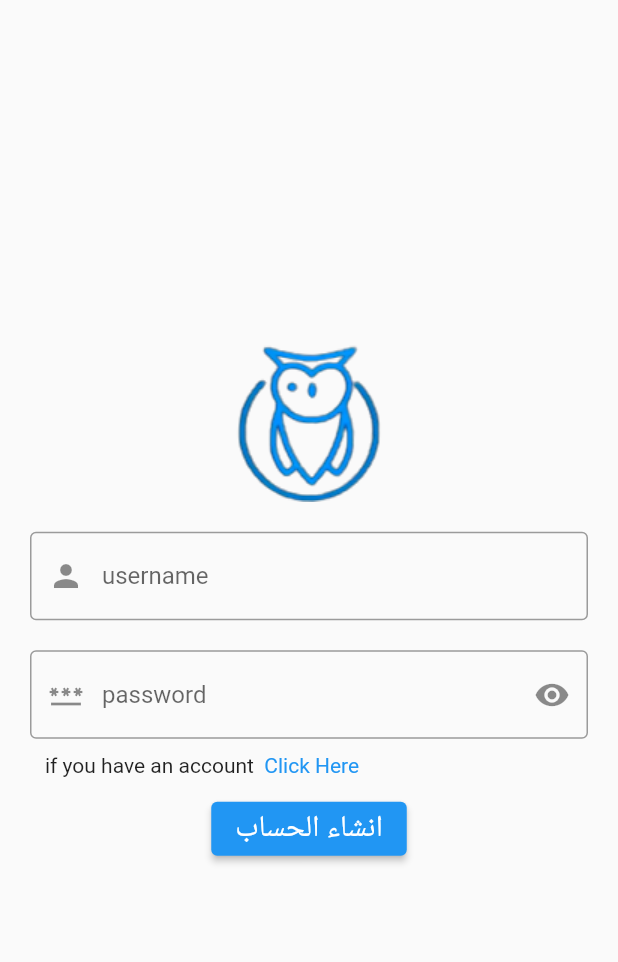
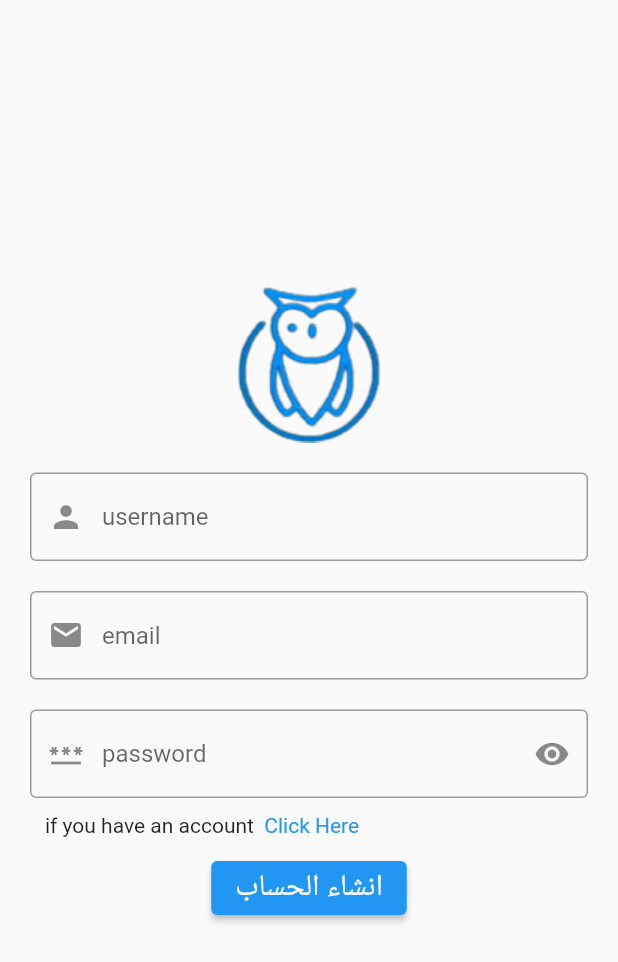
Before and after one commit to wisamalbani/note_app, a Flutter app: the Signup screen opened by its route, on a phone screen of 412 x 824 dp. Shown: the top 962 px of the screen. Run offline on Flutter 3.47's test engine with Material 2 defaults, Android fonts, the phone set to English and light mode, and no system bars.

Commit message:
modified:   note_app/lib/auth/signup.dart

```diff
--- a/note_app/lib/auth/signup.dart
+++ b/note_app/lib/auth/signup.dart
@@ -26,6 +26,16 @@ class _SignupState extends State<Signup> {
                 decoration: InputDecoration(
                     prefixIcon: Icon(Icons.person),
                     hintText: "username",
+                    border: OutlineInputBorder(
+                      borderSide: BorderSide(width: 1),
+                    )),
+              ),
+              SizedBox(height: 20),
+              TextFormField(
+                obscureText: obscurepass,
+                decoration: InputDecoration(
+                    prefixIcon: Icon(Icons.email),
+                    hintText: "email",
                     border: OutlineInputBorder(
                       borderSide: BorderSide(width: 1),
                     )),
```
